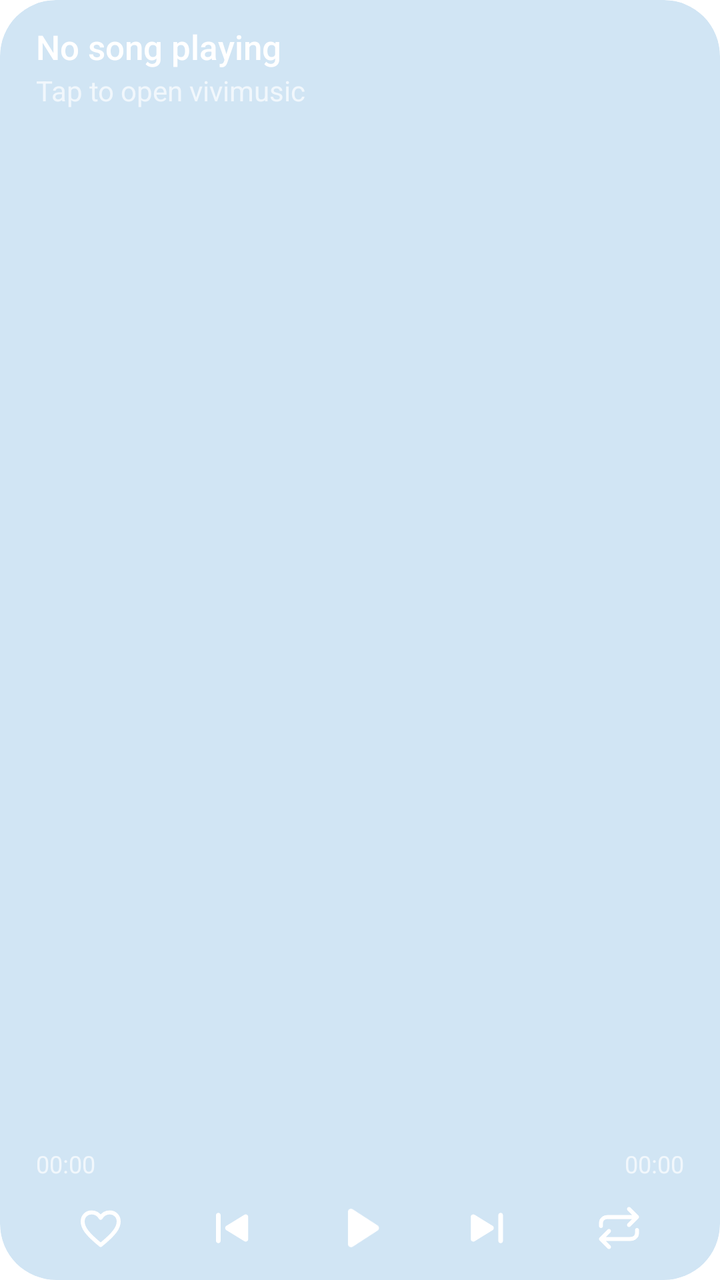
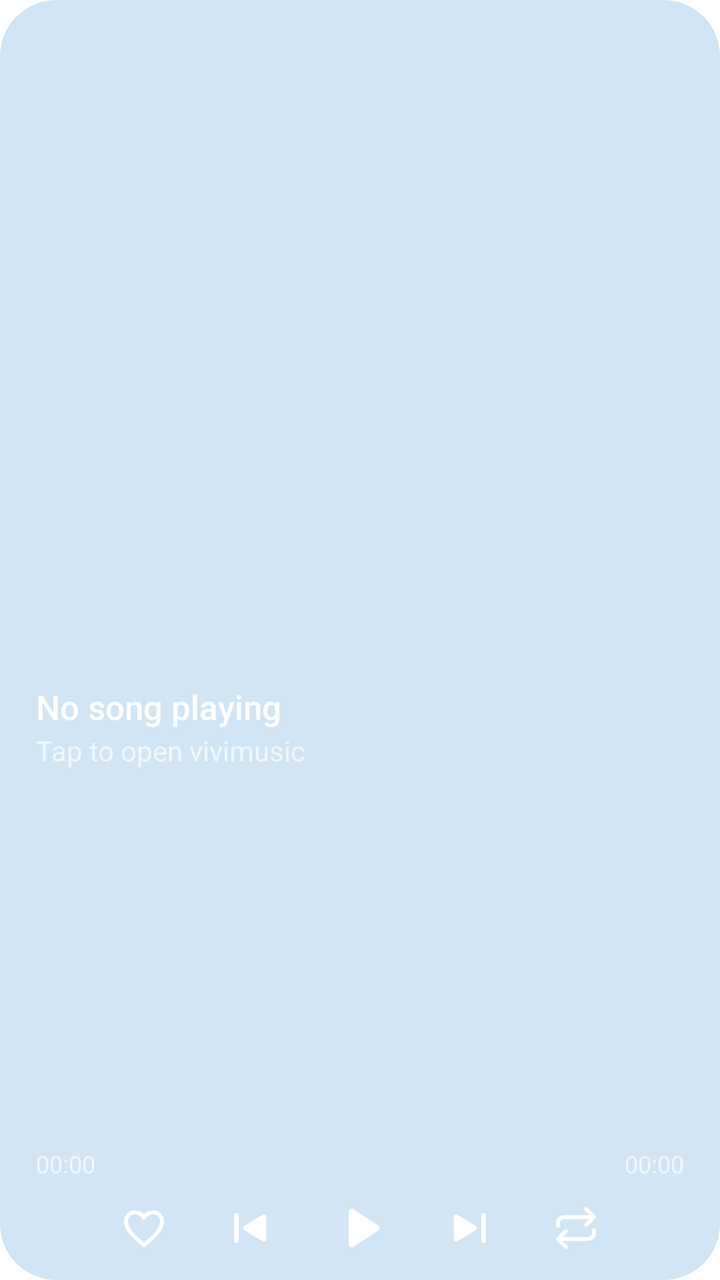

Before-and-after screenshots of an Android layout around one commit, followed by the original layout XML and the change that was made.
<!-- AndroidManifest.xml: application theme Theme.vivimusic -->
<!-- res/layout/widget_music_player.xml -->
<?xml version="1.0" encoding="utf-8"?>
<FrameLayout xmlns:android="http://schemas.android.com/apk/res/android"
    android:id="@android:id/background"
    android:layout_width="match_parent"
    android:layout_height="match_parent"
    android:background="@drawable/widget_background"
    android:clipToOutline="true"
    android:theme="@style/Theme.Widget.vivimusic">

    
    <ImageView
        android:id="@+id/widget_background_art"
        android:layout_width="match_parent"
        android:layout_height="match_parent"
        android:scaleType="centerCrop"
        android:src="@mipmap/ic_launcher"
        android:contentDescription="@string/album_art" />

    <LinearLayout
        android:layout_width="match_parent"
        android:layout_height="match_parent"
        android:gravity="top"
        android:orientation="vertical"
        android:paddingStart="18dp"
        android:paddingEnd="18dp"
        android:paddingTop="12dp"
        android:paddingBottom="4dp">

        <TextView
            android:id="@+id/widget_song_title"
            android:layout_width="match_parent"
            android:layout_height="wrap_content"
            android:text="@string/not_playing"
            android:textSize="17sp"
            android:fontFamily="sans-serif-medium"
            android:textColor="#FFFFFF"
            android:maxLines="1"
            android:ellipsize="end" />

        <TextView
            android:id="@+id/widget_artist_name"
            android:layout_width="match_parent"
            android:layout_height="wrap_content"
            android:text="@string/tap_to_play"
            android:textSize="14sp"
            android:textColor="#B3FFFFFF"
            android:maxLines="1"
            android:ellipsize="end"
            android:layout_marginTop="1dp" />

        
        <FrameLayout
            android:layout_width="match_parent"
            android:layout_height="0dp"
            android:layout_weight="1" />

        
        <ImageView
            android:id="@+id/widget_progress_track"
            android:layout_width="match_parent"
            android:layout_height="24dp"
            android:scaleType="fitXY"
            android:contentDescription="@null" />

        <LinearLayout
            android:layout_width="match_parent"
            android:layout_height="wrap_content"
            android:orientation="horizontal">

            <TextView
                android:id="@+id/widget_time_current"
                android:layout_width="0dp"
                android:layout_height="wrap_content"
                android:layout_weight="1"
                android:text="00:00"
                android:textSize="12sp"
                android:textColor="#B3FFFFFF" />

            <TextView
                android:id="@+id/widget_time_total"
                android:layout_width="wrap_content"
                android:layout_height="wrap_content"
                android:text="00:00"
                android:textSize="12sp"
                android:textColor="#B3FFFFFF" />
        </LinearLayout>

        
        <LinearLayout
            android:layout_width="match_parent"
            android:layout_height="wrap_content"
            android:orientation="horizontal"
            android:gravity="center_vertical"
            android:layout_marginTop="2dp">

            <ImageButton
                android:id="@+id/widget_like_button"
                android:layout_width="0dp"
                android:layout_height="44dp"
                android:layout_weight="1"
                android:padding="10dp"
                android:scaleType="fitCenter"
                android:background="@android:color/transparent"
                android:src="@drawable/ic_widget_n_heart_outline"
                android:contentDescription="@string/like"
                android:tint="#FFFFFF" />

            <ImageButton
                android:id="@+id/widget_prev_button"
                android:layout_width="0dp"
                android:layout_height="44dp"
                android:layout_weight="1"
                android:padding="8dp"
                android:scaleType="fitCenter"
                android:background="@android:color/transparent"
                android:src="@drawable/ic_widget_n_skip_previous"
                android:contentDescription="@string/previous"
                android:tint="#FFFFFF" />

            <FrameLayout
                android:id="@+id/widget_play_pause_container"
                android:layout_width="0dp"
                android:layout_height="44dp"
                android:layout_weight="1">

                <ImageView
                    android:id="@+id/widget_play_pause"
                    android:layout_width="36dp"
                    android:layout_height="36dp"
                    android:layout_gravity="center"
                    android:src="@drawable/ic_widget_n_play"
                    android:tint="#FFFFFF"
                    android:contentDescription="@string/play_pause" />
            </FrameLayout>

            <ImageButton
                android:id="@+id/widget_next_button"
                android:layout_width="0dp"
                android:layout_height="44dp"
                android:layout_weight="1"
                android:padding="8dp"
                android:scaleType="fitCenter"
                android:background="@android:color/transparent"
                android:src="@drawable/ic_widget_n_skip_next"
                android:contentDescription="@string/next"
                android:tint="#FFFFFF" />

            <ImageButton
                android:id="@+id/widget_repeat_button"
                android:layout_width="0dp"
                android:layout_height="44dp"
                android:layout_weight="1"
                android:padding="10dp"
                android:scaleType="fitCenter"
                android:background="@android:color/transparent"
                android:src="@drawable/ic_widget_n_repeat"
                android:contentDescription="@string/repeat_mode_off"
                android:tint="#FFFFFF" />
        </LinearLayout>

    </LinearLayout>

</FrameLayout>
<!-- resources referenced by this layout -->
<resources>
  <!-- drawable ic_widget_n_heart_outline (drawable) -->
  <vector xmlns:android="http://schemas.android.com/apk/res/android"
      android:width="24dp"
      android:height="24dp"
      android:viewportWidth="24"
      android:viewportHeight="24">
      <path android:strokeColor="#FFFFFF" android:strokeWidth="2" android:strokeLineJoin="round" android:pathData="M12,20.5C5,14.8 3,11.8 3,8.7C3,6.1 5,4.2 7.4,4.2C9.2,4.2 11,5.2 12,6.9C13,5.2 14.8,4.2 16.6,4.2C19,4.2 21,6.1 21,8.7C21,11.8 19,14.8 12,20.5Z"/>
  </vector>
  <!-- drawable ic_widget_n_play (drawable) -->
  <vector xmlns:android="http://schemas.android.com/apk/res/android"
      android:width="24dp"
      android:height="24dp"
      android:viewportWidth="24"
      android:viewportHeight="24">
      <path android:fillColor="#FFFFFF" android:pathData="M8.2,6.6C8.2,5.8 9.1,5.3 9.8,5.75L18.1,11.15C18.7,11.55 18.7,12.45 18.1,12.85L9.8,18.25C9.1,18.7 8.2,18.2 8.2,17.4Z"/>
  </vector>
  <!-- drawable ic_widget_n_repeat (drawable) -->
  <vector xmlns:android="http://schemas.android.com/apk/res/android"
      android:width="24dp"
      android:height="24dp"
      android:viewportWidth="24"
      android:viewportHeight="24">
      <path android:strokeColor="#FFFFFF" android:strokeWidth="2" android:strokeLineCap="round" android:strokeLineJoin="round" android:pathData="M17,2.5L21,6.5L17,10.5M3,11V9.5C3,7.6 4.6,6.5 6.5,6.5H21M7,21.5L3,17.5L7,13.5M21,13V14.5C21,16.4 19.4,17.5 17.5,17.5H3"/>
  </vector>
  <!-- drawable ic_widget_n_skip_next (drawable) -->
  <vector xmlns:android="http://schemas.android.com/apk/res/android"
      android:width="24dp"
      android:height="24dp"
      android:viewportWidth="24"
      android:viewportHeight="24">
      <path android:fillColor="#FFFFFF" android:pathData="M16,6.5C16,5.95 16.45,5.5 17,5.5s1,0.45 1,1v11c0,0.55 -0.45,1 -1,1s-1,-0.45 -1,-1ZM5.8,6.3C5.1,5.9 4.2,6.4 4.2,7.2V16.8C4.2,17.6 5.1,18.1 5.8,17.7L13.6,12.9C14.2,12.5 14.2,11.5 13.6,11.1Z"/>
  </vector>
  <!-- drawable ic_widget_n_skip_previous (drawable) -->
  <vector xmlns:android="http://schemas.android.com/apk/res/android"
      android:width="24dp"
      android:height="24dp"
      android:viewportWidth="24"
      android:viewportHeight="24">
      <path android:fillColor="#FFFFFF" android:pathData="M6,6.5C6,5.95 6.45,5.5 7,5.5s1,0.45 1,1v11c0,0.55 -0.45,1 -1,1s-1,-0.45 -1,-1ZM18.2,6.3C18.9,5.9 19.8,6.4 19.8,7.2V16.8C19.8,17.6 18.9,18.1 18.2,17.7L10.4,12.9C9.8,12.5 9.8,11.5 10.4,11.1Z"/>
  </vector>
  <!-- drawable widget_background (drawable) -->
  <?xml version="1.0" encoding="utf-8"?>
  <shape xmlns:android="http://schemas.android.com/apk/res/android"
      xmlns:tools="http://schemas.android.com/tools"
      android:shape="rectangle">
      <solid android:color="@android:color/system_accent1_100"
          tools:targetApi="31" />
      <corners android:radius="28dp" />
  </shape>
  <!-- mipmap ic_launcher (drawable) -->
  <?xml version="1.0" encoding="utf-8"?>
  <adaptive-icon xmlns:android="http://schemas.android.com/apk/res/android">
      <background android:drawable="@color/ic_launcher_background"/>
      <foreground android:drawable="@drawable/ic_launcher_foreground"/>
  </adaptive-icon>
  <string name="album_art">Album art</string>
  <string name="like">Like</string>
  <string name="next">Next</string>
  <string name="not_playing">No song playing</string>
  <string name="play_pause">Play/Pause</string>
  <string name="previous">Previous</string>
  <string name="repeat_mode_off">Repeat mode off</string>
  <string name="tap_to_play">Tap to open vivimusic</string>
  <style name="Theme.Widget.vivimusic" parent="@android:style/Theme.DeviceDefault.DayNight">
          <item name="android:colorBackground">#E6E1E5</item>
      </style>
  <color name="ic_launcher_background">#66302C</color>
  <!-- unchanged entries left out for length: 2 -->
</resources>

<!-- the commit's change to res/layout/widget_music_player.xml (unified diff, before → after) -->
@@ -25,6 +25,11 @@
         android:paddingEnd="18dp"
         android:paddingTop="12dp"
         android:paddingBottom="4dp">
+
+        <FrameLayout
+            android:layout_width="match_parent"
+            android:layout_height="0dp"
+            android:layout_weight="2" />
 
         <TextView
             android:id="@+id/widget_song_title"
@@ -90,14 +95,13 @@
             android:layout_width="match_parent"
             android:layout_height="wrap_content"
             android:orientation="horizontal"
-            android:gravity="center_vertical"
+            android:gravity="center"
             android:layout_marginTop="2dp">
 
             <ImageButton
                 android:id="@+id/widget_like_button"
-                android:layout_width="0dp"
+                android:layout_width="52dp"
                 android:layout_height="44dp"
-                android:layout_weight="1"
                 android:padding="10dp"
                 android:scaleType="fitCenter"
                 android:background="@android:color/transparent"
@@ -107,9 +111,8 @@
 
             <ImageButton
                 android:id="@+id/widget_prev_button"
-                android:layout_width="0dp"
+                android:layout_width="52dp"
                 android:layout_height="44dp"
-                android:layout_weight="1"
                 android:padding="8dp"
                 android:scaleType="fitCenter"
                 android:background="@android:color/transparent"
@@ -119,9 +122,8 @@
 
             <FrameLayout
                 android:id="@+id/widget_play_pause_container"
-                android:layout_width="0dp"
-                android:layout_height="44dp"
-                android:layout_weight="1">
+                android:layout_width="60dp"
+                android:layout_height="44dp">
 
                 <ImageView
                     android:id="@+id/widget_play_pause"
@@ -135,9 +137,8 @@
 
             <ImageButton
                 android:id="@+id/widget_next_button"
-                android:layout_width="0dp"
+                android:layout_width="52dp"
                 android:layout_height="44dp"
-                android:layout_weight="1"
                 android:padding="8dp"
                 android:scaleType="fitCenter"
                 android:background="@android:color/transparent"
@@ -147,9 +148,8 @@
 
             <ImageButton
                 android:id="@+id/widget_repeat_button"
-                android:layout_width="0dp"
+                android:layout_width="52dp"
                 android:layout_height="44dp"
-                android:layout_weight="1"
                 android:padding="10dp"
                 android:scaleType="fitCenter"
                 android:background="@android:color/transparent"
